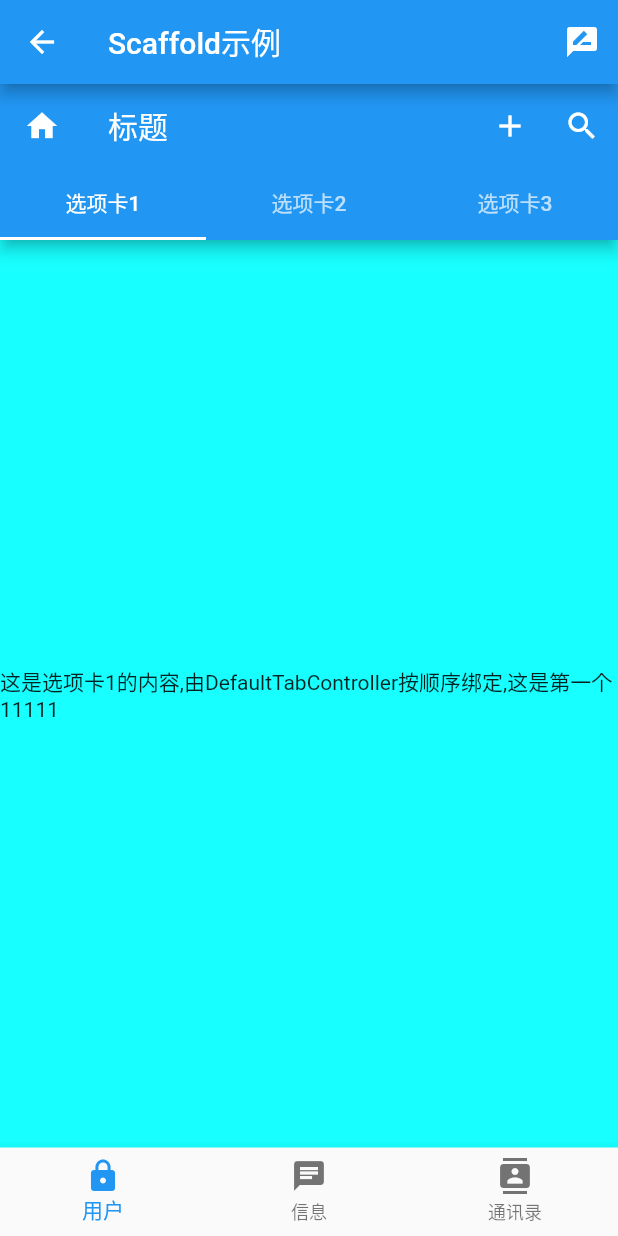
After one commit to liangshunzi/learn_flutter, a Flutter app: the LayoutDemo screen opened directly, after a tap on "Scaffold", on a phone screen of 412 x 824 dp. The commit adds this screen. Run offline on Flutter 3.47's test engine with Material 2 defaults, Android fonts, the phone set to English and light mode, and no system bars; missing offline and left inert: flutter_syntax_view, flutter_webview_plugin.

Commit message:
增加scaffold布局

```diff
--- /dev/null
+++ b/doc/scaffold_demo.txt
@@ -0,0 +1,96 @@
+import 'package:flutter/material.dart';
+import 'package:learn_ff/view_code.dart';
+
+import '../asset_utils.dart';
+
+class ScaffoldDemo extends StatelessWidget{
+
+  final List<Tab> tabs = <Tab>[
+              Tab(text: '选项卡1'),
+              Tab(text: '选项卡2'),
+              Tab(text: '选项卡3'),
+            ];
+
+  @override
+  Widget build(BuildContext context) {
+    return Scaffold(
+      appBar: AppBar(
+        title: Text("Scaffold示例"),
+        actions: <Widget>[
+          IconButton(
+            icon: Icon(Icons.rate_review),
+            tooltip: '查看代码实现',
+            onPressed: ()=> {
+              AssetsUtils.loadAssetsString("doc/scaffold_demo.txt").then(
+                (value){
+                    Navigator.push(context, MaterialPageRoute(builder: (context){
+                      return new ViewCode(title: 'Form组件代码实现', content: value);
+                    }));
+                }
+              ).catchError(
+                (error){
+                  print("error happened! $error");
+                }
+              )
+            }
+          )
+        ],
+      ),
+      //当使用TabBar时需要在外层包裹一层DefaultTabController,用以组装TabBar及TabBarView
+      body: DefaultTabController(
+        length: 3,
+        child: Scaffold(
+          appBar: AppBar(
+            //通常为返回按钮,但也可以替换为其它按钮,一旦替换则返回功能失效
+            leading: Icon(Icons.home),
+            title: Text("标题"),
+            actions: <Widget>[
+              IconButton(icon: Icon(Icons.add), onPressed: ()=>{
+                  print("点击了appBar 加 按钮")
+              }),
+              IconButton(icon: Icon(Icons.search), onPressed: ()=>{
+                  print("点击了appBar 搜索 按钮")
+              }),
+            ],
+            bottom: TabBar(tabs: tabs),
+          ),
+          //设置背景色
+          backgroundColor: Colors.cyanAccent,
+          body: TabBarView(
+            children: <Widget>[
+              Center(
+                child: Text("这是选项卡1的内容,由DefaultTabController按顺序绑定,这是第一个11111"),
+              ),
+              Center(
+                child: Text("这是选项卡2的内容,由DefaultTabController按顺序绑定,这是第二个22222"),
+              ),
+              Center(
+                child: Text("这是选项卡3的内容,由DefaultTabController按顺序绑定,这是第三个33333"),
+              ),
+            ],
+          ),
+          bottomNavigationBar: BottomNavigationBar(
+            items: <BottomNavigationBarItem>[
+              BottomNavigationBarItem(
+                icon: Icon(Icons.lock),
+                title: Text('用户')
+              ),
+              BottomNavigationBarItem(
+                icon: Icon(Icons.chat),
+                title: Text('信息')
+              ),
+              BottomNavigationBarItem(
+                icon: Icon(Icons.contacts),
+                title: Text('通讯录')
+              ),
+            ],
+            onTap: (index)=>{
+              print("当前索引:$index")
+            },
+          )
+        ),
+      )
+    );
+  }
+
+}
--- a/lib/layout.dart
+++ b/lib/layout.dart
@@ -2,6 +2,7 @@ import 'package:flutter/material.dart';
 import 'package:learn_ff/layout/all_layout.dart';
 import 'package:learn_ff/layout/column_layout.dart';
 import 'package:learn_ff/layout/row_layout.dart';
+import 'package:learn_ff/layout/scaffold_demo.dart';
 import 'package:learn_ff/layout/stack_layout.dart';
 import 'package:learn_ff/layout/wrap_layout.dart';
 
@@ -65,6 +66,15 @@ class LayoutDemo extends StatelessWidget{
         ),
         )
       );
+      widgets.add(new Center(
+        child: ListTile(
+          leading: new Icon(Icons.list),
+          title: Text("Scaffold"),
+          trailing: new Icon(Icons.keyboard_arrow_right),
+          onTap: ()=>listClick(context, "SCAFFOLD"),
+        ),
+        )
+      );
 
       return new ListView(
         children: widgets,
@@ -100,6 +110,11 @@ class LayoutDemo extends StatelessWidget{
           return new AllLayoutDemo();
         }));
         break;
+      case "SCAFFOLD":
+        Navigator.push(context, MaterialPageRoute(builder: (context){
+          return new ScaffoldDemo();
+        }));
+        break;
       default:
         print("Nothing Happened!");
     }
--- /dev/null
+++ b/lib/layout/scaffold_demo.dart
@@ -0,0 +1,96 @@
+import 'package:flutter/material.dart';
+import 'package:learn_ff/view_code.dart';
+
+import '../asset_utils.dart';
+
+class ScaffoldDemo extends StatelessWidget{
+
+  final List<Tab> tabs = <Tab>[
+              Tab(text: '选项卡1'),
+              Tab(text: '选项卡2'),
+              Tab(text: '选项卡3'),
+            ];
+
+  @override
+  Widget build(BuildContext context) {
+    return Scaffold(
+      appBar: AppBar(
+        title: Text("Scaffold示例"),
+        actions: <Widget>[
+          IconButton(
+            icon: Icon(Icons.rate_review),
+            tooltip: '查看代码实现',
+            onPressed: ()=> {
+              AssetsUtils.loadAssetsString("doc/scaffold_demo.txt").then(
+                (value){
+                    Navigator.push(context, MaterialPageRoute(builder: (context){
+                      return new ViewCode(title: 'Form组件代码实现', content: value);
+                    }));
+                }
+              ).catchError(
+                (error){
+                  print("error happened! $error");
+                }
+              )
+            }
+          )
+        ],
+      ),
+      //当使用TabBar时需要在外层包裹一层DefaultTabController,用以组装TabBar及TabBarView
+      body: DefaultTabController(
+        length: 3,
+        child: Scaffold(
+          appBar: AppBar(
+            //通常为返回按钮,但也可以替换为其它按钮,一旦替换则返回功能失效
+            leading: Icon(Icons.home),
+            title: Text("标题"),
+            actions: <Widget>[
+              IconButton(icon: Icon(Icons.add), onPressed: ()=>{
+                  print("点击了appBar 加 按钮")
+              }),
+              IconButton(icon: Icon(Icons.search), onPressed: ()=>{
+                  print("点击了appBar 搜索 按钮")
+              }),
+            ],
+            bottom: TabBar(tabs: tabs),
+          ),
+          //设置背景色
+          backgroundColor: Colors.cyanAccent,
+          body: TabBarView(
+            children: <Widget>[
+              Center(
+                child: Text("这是选项卡1的内容,由DefaultTabController按顺序绑定,这是第一个11111"),
+              ),
+              Center(
+                child: Text("这是选项卡2的内容,由DefaultTabController按顺序绑定,这是第二个22222"),
+              ),
+              Center(
+                child: Text("这是选项卡3的内容,由DefaultTabController按顺序绑定,这是第三个33333"),
+              ),
+            ],
+          ),
+          bottomNavigationBar: BottomNavigationBar(
+            items: <BottomNavigationBarItem>[
+              BottomNavigationBarItem(
+                icon: Icon(Icons.lock),
+                title: Text('用户')
+              ),
+              BottomNavigationBarItem(
+                icon: Icon(Icons.chat),
+                title: Text('信息')
+              ),
+              BottomNavigationBarItem(
+                icon: Icon(Icons.contacts),
+                title: Text('通讯录')
+              ),
+            ],
+            onTap: (index)=>{
+              print("当前索引:$index")
+            },
+          )
+        ),
+      )
+    );
+  }
+
+}
--- a/pubspec.yaml
+++ b/pubspec.yaml
@@ -59,6 +59,7 @@ flutter:
    - doc/form_demo.txt
    - doc/button_demo.txt
    - doc/http_demo.txt
+   - doc/scaffold_demo.txt
   #  - images/a_dot_ham.jpeg
 
   # An image asset can refer to one or more resolution-specific "variants", see
```
